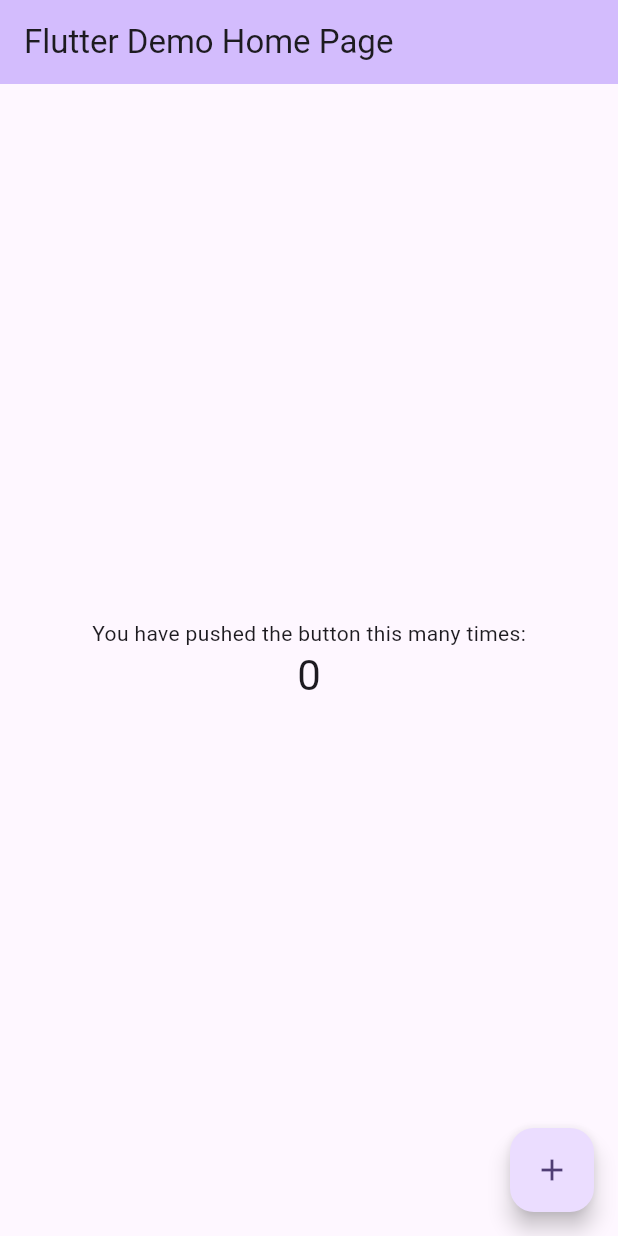
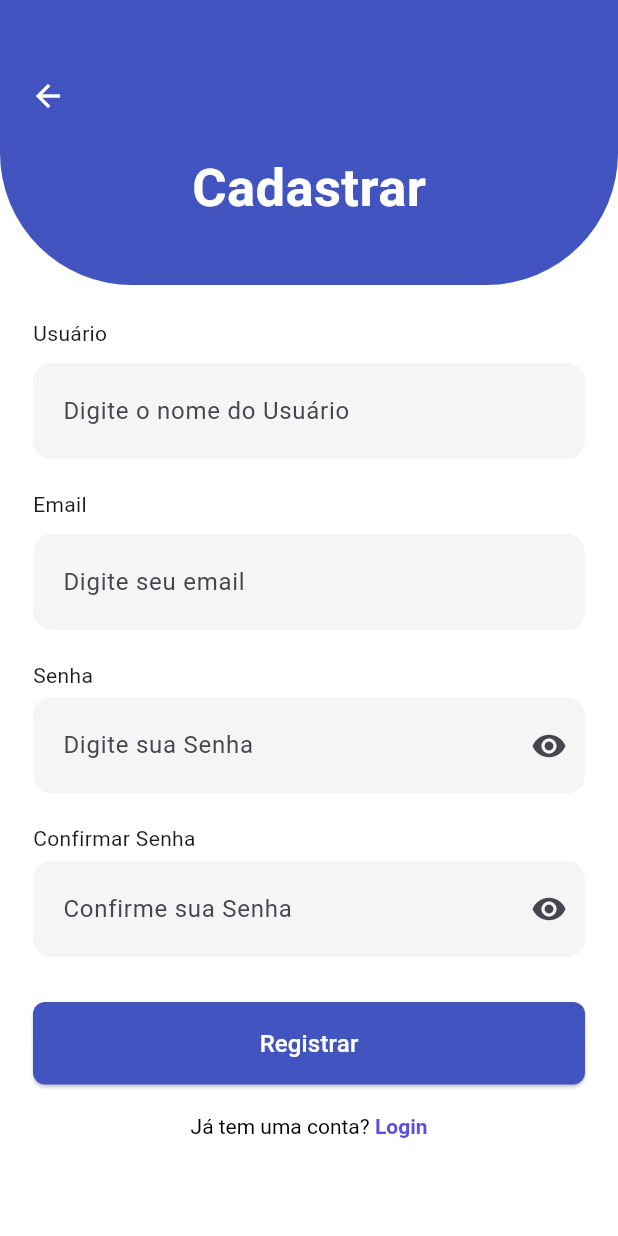
Before and after one commit to Josmateussilva0110/EVOLVERE_PDSI, a Flutter app: the screen it shows after launch, on a phone screen of 412 x 824 dp. Run offline on Flutter 3.47's test engine with Material 3 defaults, Android fonts, the phone set to English and light mode, and no system bars.

```diff
--- a/frontend/lib/features/user/create_user_screen.dart
+++ b/frontend/lib/features/user/create_user_screen.dart
@@ -0,0 +1,206 @@
+import 'package:flutter/material.dart';
+
+void main() => runApp(MaterialApp(home: CadastroUsuarioScreen()));
+
+class CadastroUsuarioScreen extends StatefulWidget {
+  @override
+  _CadastroScreenState createState() => _CadastroScreenState();
+}
+
+class _CadastroScreenState extends State<CadastroUsuarioScreen> {
+  bool _obscurePassword = true;
+  bool _obscureConfirmPassword = true;
+
+  @override
+  Widget build(BuildContext context) {
+    return Scaffold(
+      backgroundColor: const Color.fromARGB(255, 255, 255, 255),
+      body: SafeArea(
+        child: SingleChildScrollView(
+          child: Column(
+            children: [
+              Container(
+                decoration: BoxDecoration(
+                  color: Color.fromARGB(255, 65, 84, 192),
+                  borderRadius: BorderRadius.only(
+                    bottomLeft: Radius.circular(88),
+                    bottomRight: Radius.circular(88),
+                  ),
+                ),
+                padding: EdgeInsets.symmetric(vertical: 40),
+                width: double.infinity,
+                child: Column(
+                  crossAxisAlignment: CrossAxisAlignment.start,
+                  children: [
+                    Padding(
+                      padding: const EdgeInsets.only(left: 8.0),
+                      child: IconButton(
+                        onPressed: () {},
+                        icon: Icon(Icons.arrow_back, color: Colors.white),
+                      ),
+                    ),
+                    SizedBox(height: 12),
+                    Center(
+                      child: Text(
+                        'Cadastrar',
+                        style: TextStyle(
+                          color: Colors.white,
+                          fontSize: 35,
+                          fontWeight: FontWeight.bold,
+                        ),
+                      ),
+                    ),
+                  ],
+                ),
+              ),
+              Padding(
+                padding: const EdgeInsets.all(22.0),
+                child: Column(
+                  crossAxisAlignment: CrossAxisAlignment.stretch,
+                  children: [
+                    _buildTextField(
+                      label: "Usuário",
+                      hint: "Digite o nome do Usuário",
+                    ),
+                    SizedBox(height: 20),
+                    _buildTextField(label: "Email", hint: "Digite seu email"),
+                    SizedBox(height: 20),
+                    _buildPasswordField(
+                      label: "Senha",
+                      hint: "Digite sua Senha",
+                      obscureText: _obscurePassword,
+                      toggle: () {
+                        setState(() => _obscurePassword = !_obscurePassword);
+                      },
+                    ),
+                    SizedBox(height: 20),
+                    _buildPasswordField(
+                      label: "Confirmar Senha",
+                      hint: "Confirme sua Senha",
+                      obscureText: _obscureConfirmPassword,
+                      toggle: () {
+                        setState(
+                          () =>
+                              _obscureConfirmPassword =
+                                  !_obscureConfirmPassword,
+                        );
+                      },
+                    ),
+                    SizedBox(height: 30),
+                    ElevatedButton(
+                      style: ElevatedButton.styleFrom(
+                        backgroundColor: Color.fromARGB(255, 65, 84, 192),
+                        foregroundColor: Colors.white,
+                        padding: EdgeInsets.symmetric(vertical: 16),
+                        shape: RoundedRectangleBorder(
+                          borderRadius: BorderRadius.circular(8),
+                        ),
+                      ),
+                      onPressed: () {},
+                      child: Text('Registrar', style: TextStyle(fontSize: 16)),
+                    ),
+                    SizedBox(height: 20),
+                    Center(
+                      child: RichText(
+                        text: TextSpan(
+                          text: 'Já tem uma conta? ',
+                          style: TextStyle(color: Colors.black),
+                          children: [
+                            TextSpan(
+                              text: 'Login',
+                              style: TextStyle(
+                                color: Color(0xFF5A4DE2),
+                                fontWeight: FontWeight.bold,
+                              ),
+                              // Add onTap functionality if needed
+                            ),
+                          ],
+                        ),
+                      ),
+                    ),
+                  ],
+                ),
+              ),
+            ],
+          ),
+        ),
+      ),
+    );
+  }
+
+  Widget _buildTextField({required String label, required String hint}) {
+    return Column(
+      crossAxisAlignment: CrossAxisAlignment.start,
+      children: [
+        Text(label),
+        SizedBox(height: 10),
+        TextField(
+          decoration: InputDecoration(
+            hintText: hint,
+            filled: true,
+            fillColor: Colors.grey[100],
+            contentPadding: EdgeInsets.symmetric(vertical: 20, horizontal: 16),
+
+            // Sem borda quando não está focado
+            enabledBorder: OutlineInputBorder(
+              borderRadius: BorderRadius.circular(12),
+              borderSide: BorderSide.none,
+            ),
+
+            // Com borda colorida ao focar
+            focusedBorder: OutlineInputBorder(
+              borderRadius: BorderRadius.circular(12),
+              borderSide: BorderSide(
+                color: Color.fromARGB(255, 65, 84, 192),
+                width: 2,
+              ),
+            ),
+          ),
+        ),
+      ],
+    );
+  }
+
+  Widget _buildPasswordField({
+    required String label,
+    required String hint,
+    required bool obscureText,
+    required VoidCallback toggle,
+  }) {
+    return Column(
+      crossAxisAlignment: CrossAxisAlignment.start,
+      children: [
+        Text(label),
+        SizedBox(height: 5),
+        TextField(
+          obscureText: obscureText,
+          decoration: InputDecoration(
+            hintText: hint,
+            filled: true,
+            fillColor: Colors.grey[100],
+            suffixIcon: IconButton(
+              icon: Icon(obscureText ? Icons.visibility : Icons.visibility_off),
+              onPressed: toggle,
+            ),
+
+            contentPadding: EdgeInsets.symmetric(vertical: 20, horizontal: 16),
+            // Sem borda quando não está focado
+            enabledBorder: OutlineInputBorder(
+              borderRadius: BorderRadius.circular(12),
+              borderSide: BorderSide.none,
+            ),
+
+            // Com borda colorida ao focar
+            focusedBorder: OutlineInputBorder(
+              borderRadius: BorderRadius.circular(12),
+              borderSide: BorderSide(
+                color: Color.fromARGB(255, 65, 84, 192),
+                width: 2,
+              ),
+            ),
+          ),
+        ),
+      ],
+    );
+  }
+}
--- a/frontend/lib/main.dart
+++ b/frontend/lib/main.dart
@@ -1,122 +1,17 @@
 import 'package:flutter/material.dart';
+import './features/user/create_user_screen.dart';
 
 void main() {
-  runApp(const MyApp());
+  runApp(MyApp());
 }
 
 class MyApp extends StatelessWidget {
-  const MyApp({super.key});
-
-  // This widget is the root of your application.
   @override
   Widget build(BuildContext context) {
     return MaterialApp(
-      title: 'Flutter Demo',
-      theme: ThemeData(
-        // This is the theme of your application.
-        //
-        // TRY THIS: Try running your application with "flutter run". You'll see
-        // the application has a purple toolbar. Then, without quitting the app,
-        // try changing the seedColor in the colorScheme below to Colors.green
-        // and then invoke "hot reload" (save your changes or press the "hot
-        // reload" button in a Flutter-supported IDE, or press "r" if you used
-        // the command line to start the app).
-        //
-        // Notice that the counter didn't reset back to zero; the application
-        // state is not lost during the reload. To reset the state, use hot
-        // restart instead.
-        //
-        // This works for code too, not just values: Most code changes can be
-        // tested with just a hot reload.
-        colorScheme: ColorScheme.fromSeed(seedColor: Colors.deepPurple),
-      ),
-      home: const MyHomePage(title: 'Flutter Demo Home Page'),
+      title: 'App de Usuário',
+      theme: ThemeData(primarySwatch: Colors.blue),
+      home: CadastroUsuarioScreen(),
     );
   }
 }
-
-class MyHomePage extends StatefulWidget {
-  const MyHomePage({super.key, required this.title});
-
-  // This widget is the home page of your application. It is stateful, meaning
-  // that it has a State object (defined below) that contains fields that affect
-  // how it looks.
-
-  // This class is the configuration for the state. It holds the values (in this
-  // case the title) provided by the parent (in this case the App widget) and
-  // used by the build method of the State. Fields in a Widget subclass are
-  // always marked "final".
-
-  final String title;
-
-  @override
-  State<MyHomePage> createState() => _MyHomePageState();
-}
-
-class _MyHomePageState extends State<MyHomePage> {
-  int _counter = 0;
-
-  void _incrementCounter() {
-    setState(() {
-      // This call to setState tells the Flutter framework that something has
-      // changed in this State, which causes it to rerun the build method below
-      // so that the display can reflect the updated values. If we changed
-      // _counter without calling setState(), then the build method would not be
-      // called again, and so nothing would appear to happen.
-      _counter++;
-    });
-  }
-
-  @override
-  Widget build(BuildContext context) {
-    // This method is rerun every time setState is called, for instance as done
-    // by the _incrementCounter method above.
-    //
-    // The Flutter framework has been optimized to make rerunning build methods
-    // fast, so that you can just rebuild anything that needs updating rather
-    // than having to individually change instances of widgets.
-    return Scaffold(
-      appBar: AppBar(
-        // TRY THIS: Try changing the color here to a specific color (to
-        // Colors.amber, perhaps?) and trigger a hot reload to see the AppBar
-        // change color while the other colors stay the same.
-        backgroundColor: Theme.of(context).colorScheme.inversePrimary,
-        // Here we take the value from the MyHomePage object that was created by
-        // the App.build method, and use it to set our appbar title.
-        title: Text(widget.title),
-      ),
-      body: Center(
-        // Center is a layout widget. It takes a single child and positions it
-        // in the middle of the parent.
-        child: Column(
-          // Column is also a layout widget. It takes a list of children and
-          // arranges them vertically. By default, it sizes itself to fit its
-          // children horizontally, and tries to be as tall as its parent.
-          //
-          // Column has various properties to control how it sizes itself and
-          // how it positions its children. Here we use mainAxisAlignment to
-          // center the children vertically; the main axis here is the vertical
-          // axis because Columns are vertical (the cross axis would be
-          // horizontal).
-          //
-          // TRY THIS: Invoke "debug painting" (choose the "Toggle Debug Paint"
-          // action in the IDE, or press "p" in the console), to see the
-          // wireframe for each widget.
-          mainAxisAlignment: MainAxisAlignment.center,
-          children: <Widget>[
-            const Text('You have pushed the button this many times:'),
-            Text(
-              '$_counter',
-              style: Theme.of(context).textTheme.headlineMedium,
-            ),
-          ],
-        ),
-      ),
-      floatingActionButton: FloatingActionButton(
-        onPressed: _incrementCounter,
-        tooltip: 'Increment',
-        child: const Icon(Icons.add),
-      ), // This trailing comma makes auto-formatting nicer for build methods.
-    );
-  }
-}
--- a/frontend/pubspec.yaml
+++ b/frontend/pubspec.yaml
@@ -34,6 +34,7 @@ dependencies:
   # The following adds the Cupertino Icons font to your application.
   # Use with the CupertinoIcons class for iOS style icons.
   cupertino_icons: ^1.0.8
+  http: ^1.3.0
 
 dev_dependencies:
   flutter_test:
```
Also changed, not shown: 2 other files.
